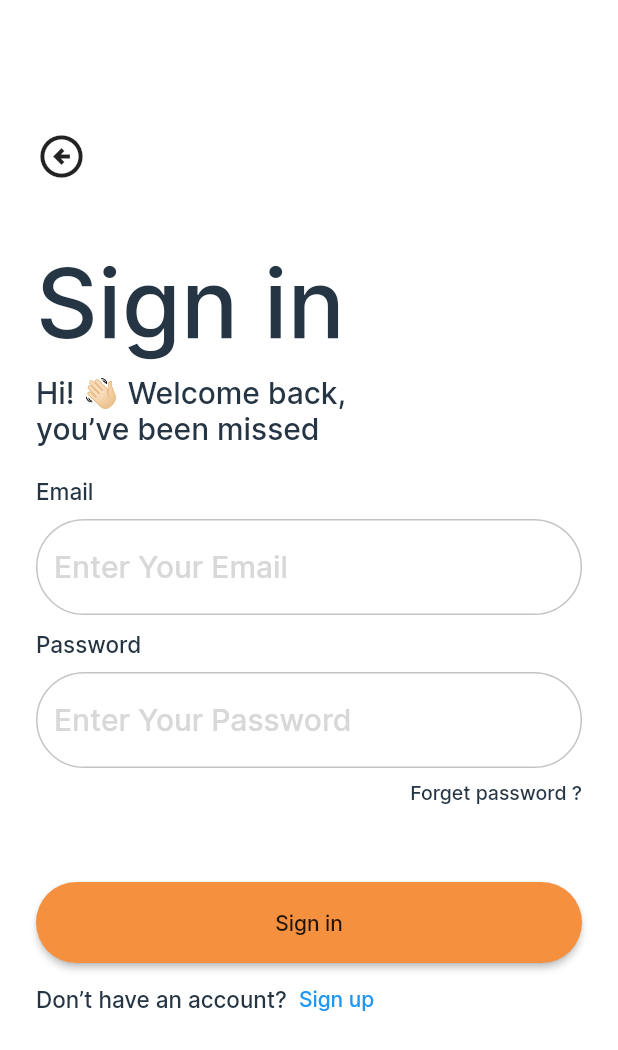
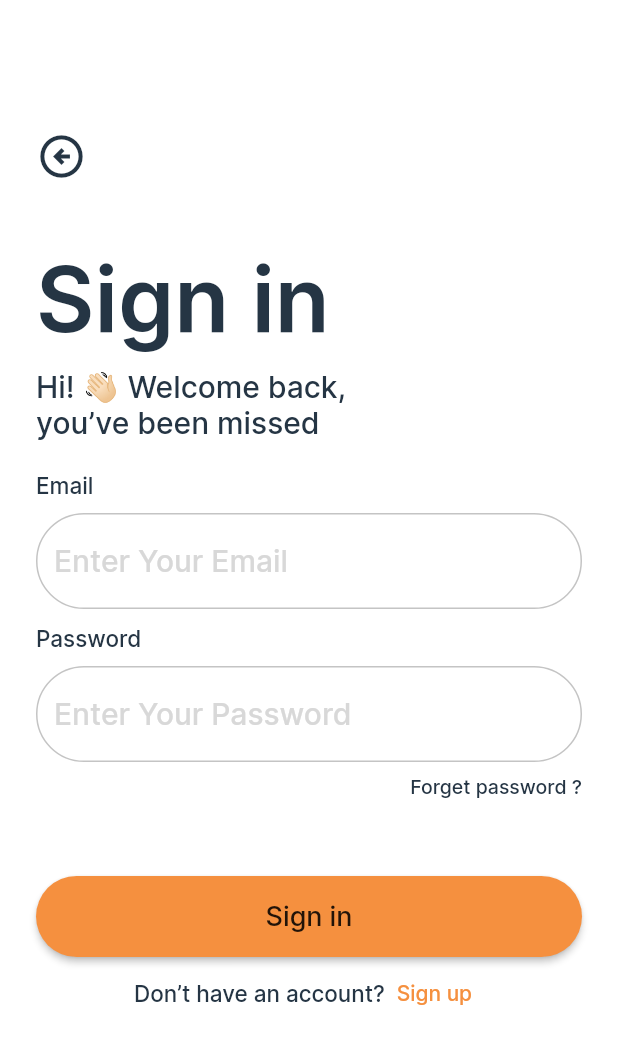
Before and after one commit to MoaazEhab20/horus, a Flutter app: the screen it shows after launch, after a tap on "Skip", after a tap on "Get Started", after a tap on "Tour Guide", on a phone screen of 412 x 824 dp. Shown: the top 1050 px of the screen. Run offline on Flutter 3.47's test engine with Material 2 defaults, Android fonts, the phone set to English and light mode, and no system bars; our stand-ins replace another_carousel_pro, bloc, dio, flutter_bloc, flutter_credit_card, flutter_rating_bar and 6 more; missing offline and left inert: flutter_verification_code.

Commit message:
login tourguide done and remove unimportant imports

```diff
--- a/lib/cubit/auth_cubit/cubit.dart
+++ b/lib/cubit/auth_cubit/cubit.dart
@@ -1,4 +1,3 @@
-import 'package:flutter/cupertino.dart';
 import 'package:flutter_bloc/flutter_bloc.dart';
 
 import '../../core/utils/api_service.dart';
--- a/lib/cubit/register_tour_guide__state.dart
+++ b/lib/cubit/register_tour_guide__state.dart
@@ -24,6 +24,9 @@ final class LoginSuccess extends RegisterTourGuideState {
 }
 
 final class LoginFailed extends RegisterTourGuideState {
+  final String message;
+
+  LoginFailed({required this.message});
 }
 
 
--- a/lib/main.dart
+++ b/lib/main.dart
@@ -7,8 +7,6 @@ import 'package:flutter_bloc/flutter_bloc.dart';
 import 'package:hooks_riverpod/hooks_riverpod.dart';
 import 'package:shared_preferences/shared_preferences.dart';
 import 'package:final_project/core/utils/api_service.dart';
-import 'package:final_project/cubit/auth_cubit/cubit.dart';
-import 'package:final_project/cubit/auth_cubit/states.dart';
 import 'package:final_project/screens/first_screen.dart';
 import 'package:final_project/screens/onboarding_view.dart';
 import 'package:final_project/screens/tourguideview/profile_pages/tourguide_profile_settings_screen.dart';
--- a/lib/screens/authview/loginTourguide.dart
+++ b/lib/screens/authview/loginTourguide.dart
@@ -1,18 +1,19 @@
 import 'package:final_project/screens/authview/register_tourguide.dart';
+import 'package:flutter/cupertino.dart';
 import 'package:flutter/material.dart';
 import 'package:flutter_bloc/flutter_bloc.dart';
 
 import '../../components/customTextForm.dart';
 import '../../cubit/register_tour_guide__cubit.dart';
 import '../../widgets/custom_bottom_bar_tourguide.dart';
-
-
+import '../forgetPassword/email screen.dart';
 
 class LoginScreenTourguide extends StatelessWidget {
   LoginScreenTourguide({super.key});
   final email = TextEditingController();
   final password = TextEditingController();
   final formKey = GlobalKey<FormState>();
+
   @override
   Widget build(BuildContext context) {
     Size size = MediaQuery.of(context).size;
@@ -30,67 +31,44 @@ class LoginScreenTourguide extends StatelessWidget {
               child: Padding(
                 padding: const EdgeInsets.symmetric(horizontal: 24),
                 child: SingleChildScrollView(
+                  physics: BouncingScrollPhysics(),
                   child: Form(
                     key: formKey,
                     child: Column(
                       crossAxisAlignment: CrossAxisAlignment.start,
                       children: [
-                        const SizedBox(
-                height: 80,
-              ),
+                        const SizedBox(height: 80),
                         IconButton(
                           alignment: Alignment.centerLeft,
                           padding: const EdgeInsets.all(0),
                           onPressed: () {
                             Navigator.pop(context);
                           },
-                            icon: const Icon(
-                              Icons.arrow_circle_left_outlined,
-                              size: 34,
-                            )),
-                        const SizedBox(
-                          height: 35,
+                          icon: const Icon(Icons.arrow_circle_left_outlined, size: 34),
+                          color: Theme.of(context).primaryColor,
                         ),
+                        const SizedBox(height: 35),
                         const Text(
                           'Sign in ',
-                          style: TextStyle(
-                            fontSize: 64,
-                            fontWeight: FontWeight.w500,
+                          style: TextStyle(fontSize: 60, fontWeight: FontWeight.w600),
                         ),
-                        ),
-                        const SizedBox(
-                          height: 10,
-                        ),
-                        const Text(
-                          'Hi! 👋🏻 Welcome back, ',
-                          style: TextStyle(fontSize: 20),
-                        ),
-                        const Text(
-                          'you’ve been missed ',
-                          style: TextStyle(fontSize: 20),
-                        ),
-
-                        const SizedBox(
-                          height: 20,
-                        ),
+                        const SizedBox(height: 10),
+                        const Text('Hi! 👋🏻 Welcome back, ', style: TextStyle(fontSize: 20)),
+                        const Text('you’ve been missed ', style: TextStyle(fontSize: 20)),
+                        const SizedBox(height: 20),
                         const Text('Email'),
-                        const SizedBox(
-                          height: 10,
-                        ),
+                        const SizedBox(height: 10),
                         SizedBox(
                           width: size.width,
                           child: CustomForm(
                             hint: 'Enter Your Email',
                             controller: email,
-                              icon: const Icon(Icons.email)),
+                            icon: const Icon(Icons.email),
                           ),
-                        const SizedBox(
-                          height: 10,
                         ),
+                        const SizedBox(height: 10),
                         const Text('Password'),
-                        const SizedBox(
-                          height: 10,
-                        ),
+                        const SizedBox(height: 10),
                         SizedBox(
                           width: size.width,
                           child: CustomForm(
@@ -98,7 +76,7 @@ class LoginScreenTourguide extends StatelessWidget {
                               if (password.text.isEmpty) {
                                 return 'Password Mustn`t Be Empty';
                               } else if (password.text.length < 6) {
-                                return 'Password Must Be More Than 6 Digit ';
+                                return 'Password Must Be More Than 6 Digits';
                               } else {
                                 return null;
                               }
@@ -113,18 +91,26 @@ class LoginScreenTourguide extends StatelessWidget {
                           mainAxisAlignment: MainAxisAlignment.end,
                           children: [
                             GestureDetector(
-                              onTap: () {},
-                              child: const Text(
+                              onTap: () {
+                                Navigator.push(
+                                  context,
+                                  MaterialPageRoute(
+                                    builder: (context) => EmailPage(),
+                                  ),
+                                );
+                              },
+                              child: Text(
                                 'Forget password ?',
                                 style: TextStyle(
-                              color: Color(0XFF253544), fontSize: 13, height: 2),
+                                  color: Theme.of(context).primaryColor,
+                                  fontSize: 13,
+                                  height: 2,
+                                ),
                               ),
                             ),
                           ],
                         ),
-                        const SizedBox(
-                          height: 50,
-                        ),
+                        const SizedBox(height: 50),
                         MaterialButton(
                           minWidth: MediaQuery.of(context).size.width,
                           height: 54,
@@ -136,19 +122,25 @@ class LoginScreenTourguide extends StatelessWidget {
                           onPressed: () {
                             if (formKey.currentState!.validate()) {
                               BlocProvider.of<RegisterTourGuideCubit>(context).LoginTourguide(
-                                    email: email.text, password: password.text);
+                                email: email.text,
+                                password: password.text,
+                              );
                             }
                           },
                           child: Text(
-                              state is LoginLoading ? 'Loading..' :
-                              'Sign in',
+                            state is LoginLoading ? 'Loading..' : 'Sign in',
+                            style: TextStyle(fontSize: 18),
                           ),
                         ),
                         Row(
+                          mainAxisAlignment: MainAxisAlignment.center,
                           children: [
                             const Text('Don’t have an account?'),
                             TextButton(
-                              child: const Text('Sign up'),
+                              child: const Text(
+                                'Sign up',
+                                style: TextStyle(color: Color(0XFFF5903F)),
+                              ),
                               onPressed: () {
                                 Navigator.push(context, MaterialPageRoute(
                                   builder: (context) {
@@ -156,34 +148,37 @@ class LoginScreenTourguide extends StatelessWidget {
                                   },
                                 ));
                               },
-                            )
+                            ),
                           ],
-                        )
-                      ]),
+                        ),
+                      ],
                     ),
                   ),
                 ),
-          )),
+              ),
+            ),
+          ),
         );
       },
       listener: (context, state) {
         if (state is LoginSuccess) {
+          print('Login Successful - Navigating to CustomBottomBartourguide');
           Navigator.pushReplacement(context, MaterialPageRoute(
             builder: (context) {
               return CustomBottomBartourguide();
             },
           ));
-        }else if (state is LoginFailed){
+        } else if (state is LoginFailed) {
+          print('Login Failed - Showing error dialog');
           showDialog(
             context: context,
             builder: (context) {
               return AlertDialog(
                 backgroundColor: Colors.red,
-                      //content: Text(state.message),
+                content: Text('Login Failed'),
               );
             },
           );
-
         }
       },
     );
--- a/lib/screens/authview/register_tourguide.dart
+++ b/lib/screens/authview/register_tourguide.dart
@@ -1,10 +1,5 @@
 import 'package:flutter/material.dart';
 import 'package:flutter_bloc/flutter_bloc.dart';
-import 'package:image_picker/image_picker.dart';
-import 'package:http/http.dart' as http;
-import 'dart:convert';
-import 'dart:io';
-
 import '../../cubit/register_tour_guide__cubit.dart';
 
 
--- a/lib/screens/first_screen.dart
+++ b/lib/screens/first_screen.dart
@@ -2,8 +2,7 @@ import 'package:final_project/screens/authview/login_tourist.dart';
 import 'package:flutter/material.dart';
 
 import 'authview/loginTourguide.dart';
-import 'authview/signIn_tourguide_screen.dart';
-import 'authview/signIn_tourist_screen.dart';
+
 
 class FirstScreen extends StatefulWidget {
   const FirstScreen({super.key});
--- a/lib/screens/tourguideview/tourgide_profile_screen.dart
+++ b/lib/screens/tourguideview/tourgide_profile_screen.dart
@@ -11,6 +11,7 @@ class TourguideProfileScreen extends StatelessWidget {
     return Scaffold(
       body: Padding(
         padding: const EdgeInsets.symmetric(horizontal: 25.0),
+        child: SingleChildScrollView(
           child: Column(
             children: [
               const SizedBox(
@@ -272,6 +273,7 @@ class TourguideProfileScreen extends StatelessWidget {
             ],
           ),
         ),
+      ),
     );
   }
 }
--- a/lib/widgets/custom_government_card.dart
+++ b/lib/widgets/custom_government_card.dart
@@ -3,7 +3,7 @@ import 'package:shared_preferences/shared_preferences.dart';
 
 import '../main.dart';
 import '../models/government_model.dart';
-import 'custom_government_choose_card.dart';
+
 
 class CustomGovernmentCard extends StatelessWidget {
   final City city;
--- a/lib/widgets/custom_recommend_card.dart
+++ b/lib/widgets/custom_recommend_card.dart
@@ -1,7 +1,7 @@
 import 'package:final_project/screens/touristview/home_pages/landmark_details.dart';
 import 'package:flutter/material.dart';
 import '../models/landmark_model.dart';
-import '../screens/touristview/details_screen.dart';
+
 
 class CustomRecommendCard extends StatelessWidget {
   final Landmark landmark;
```
Also changed, not shown: lib/cubit/register_tour_guide__cubit.dart (+26 -47 lines). Lines whose indentation alone changed are shown as unchanged.
